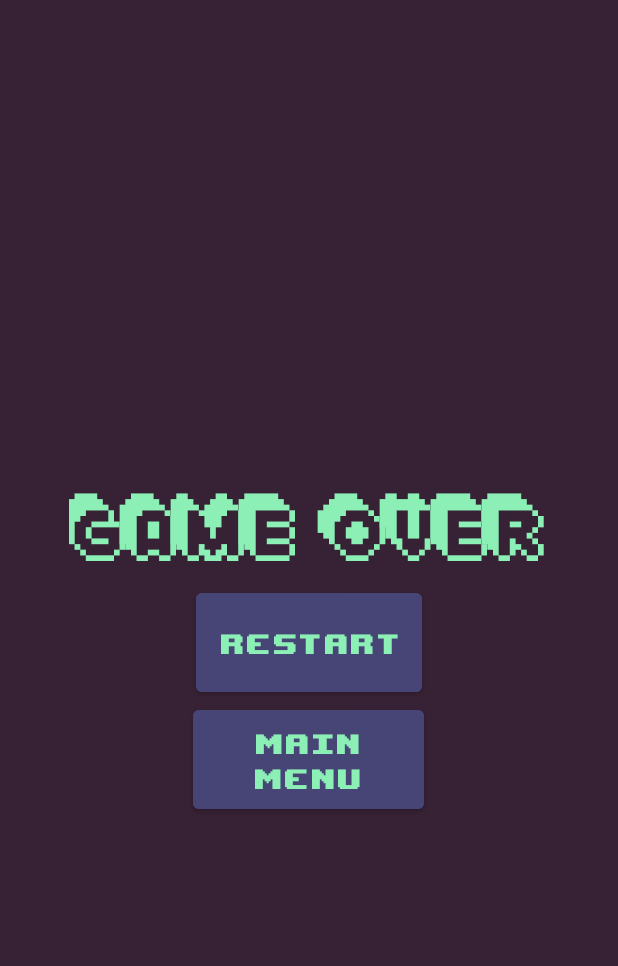
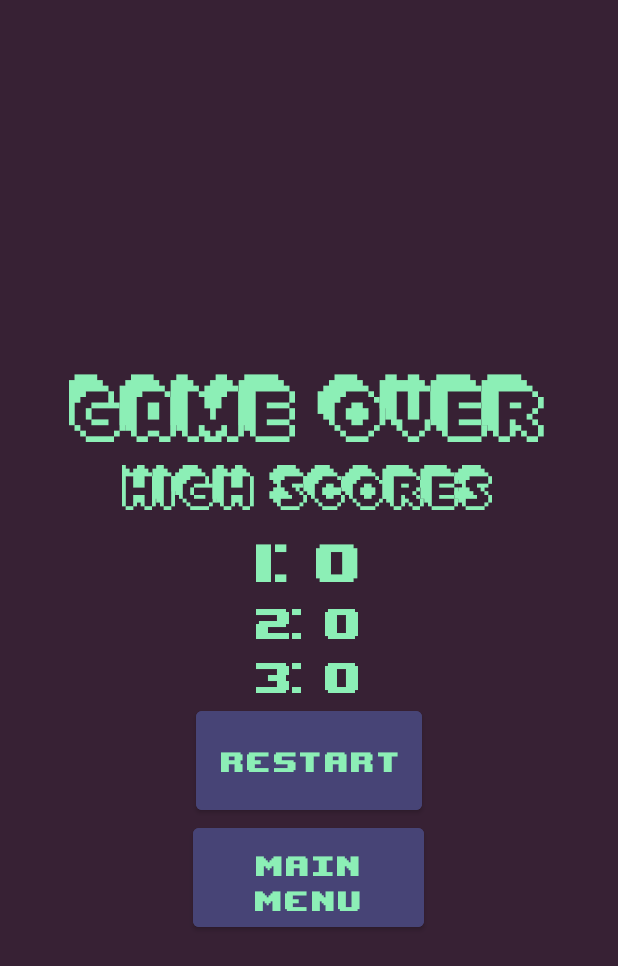
Before and after one commit to simasalaune/BeyondTheGalacticSafari, an Android app: the GameOVer screen opened directly, with no data from a screen before it, on a phone screen of 412 x 824 dp. Shown: the top 966 px of the screen. Run offline under Robolectric (Android 15) with nearby library versions, the phone set to English and light mode, and no system bars.

Commit message:
Test pick-up, High score system
added a test pick up for score testing, added a score counter and a high score system.

```diff
--- a/app/src/main/java/com/example/beyondthegalacticsafari/GameOVer.java
+++ b/app/src/main/java/com/example/beyondthegalacticsafari/GameOVer.java
@@ -3,17 +3,21 @@ package com.example.beyondthegalacticsafari;
 import androidx.appcompat.app.AppCompatActivity;
 
 import android.content.Intent;
+import android.content.SharedPreferences;
 import android.os.Bundle;
 import android.view.View;
 import android.view.Window;
 import android.view.WindowManager;
 import android.widget.Button;
+import android.widget.TextView;
 
 
 public class GameOVer extends AppCompatActivity {
 
     Button optionsButton;
     Button resumeButton;
+    SharedPreferences prefs;
+    TextView textView1, textView2,  textView3;
 
     @Override
     protected void onCreate(Bundle savedInstanceState) {
@@ -25,7 +29,44 @@ public class GameOVer extends AppCompatActivity {
                 WindowManager.LayoutParams.FLAG_FULLSCREEN);
         setContentView(R.layout.activity_game_over);
 
+        prefs = getSharedPreferences("game", MODE_PRIVATE);
+        SharedPreferences.Editor editor = prefs.edit();
+
         resumeButton = (Button) findViewById(R.id.button2);
+        textView1 = (TextView) findViewById(R.id.TextView1);
+        textView2 = (TextView) findViewById(R.id.TextView2);
+        textView3 = (TextView) findViewById(R.id.TextView3);
+
+       setScore:
+       if (prefs.getInt("highscore", 0) < prefs.getInt("Score", 0))
+        {
+            editor.putInt("Score2", prefs.getInt("Score1", 0));
+            editor.putInt("Score1", prefs.getInt("highscore", 0));
+            editor.putInt("highscore", prefs.getInt("Score", 0));
+            editor.apply();
+            break setScore;
+        } else if (prefs.getInt("highscore", 0) == prefs.getInt("Score", 0)) {
+           break setScore;
+       }  else if  (prefs.getInt("Score1", 0) < prefs.getInt("Score", 0))
+       {
+           editor.putInt("Score2", prefs.getInt("Score1", 0));
+           editor.putInt("Score1", prefs.getInt("Score", 0));
+           editor.apply();
+           break setScore;
+       } else if  (prefs.getInt("Score1", 0) == prefs.getInt("Score", 0))
+       {
+           break setScore;
+       }
+       else if (prefs.getInt("Score2", 0) < prefs.getInt("Score", 0))
+       {
+           editor.putInt("Score2", prefs.getInt("Score", 0));
+           editor.apply();
+       }
+
+        textView1.setText(1 + ":" + " " + prefs.getInt("highscore", 0));
+            textView2.setText(2 + ":" + " " + prefs.getInt("Score1", 0));
+            textView3.setText(3 + ":" + " " + prefs.getInt("Score2", 0));
+
         resumeButton.setOnClickListener(new View.OnClickListener() {
             @Override
             public void onClick(View view) {
@@ -34,6 +75,7 @@ public class GameOVer extends AppCompatActivity {
             }
         });
         optionsButton = (Button) findViewById(R.id.button3);
+
         optionsButton.setOnClickListener(new View.OnClickListener() {
             @Override
             public void onClick(View view) {
--- a/app/src/main/res/layout/activity_game_over.xml
+++ b/app/src/main/res/layout/activity_game_over.xml
@@ -19,6 +19,39 @@
         android:textColor="#8cefb6"
         android:textSize="60sp" />
 
+    <TextView
+        android:layout_width="wrap_content"
+        android:layout_height="wrap_content"
+        android:fontFamily="@font/extrude"
+        android:text="High Scores"
+        android:textAlignment="center"
+        android:textColor="#8cefb6"
+        android:textSize="40sp" />
+    <TextView
+        android:id="@+id/TextView1"
+        android:layout_width="wrap_content"
+        android:layout_height="wrap_content"
+        android:fontFamily="@font/upheavtt"
+        android:textAlignment="center"
+        android:textColor="#8cefb6"
+        android:textSize="50sp" />
+    <TextView
+        android:id="@+id/TextView2"
+        android:layout_width="wrap_content"
+        android:layout_height="wrap_content"
+        android:fontFamily="@font/upheavtt"
+        android:textAlignment="center"
+        android:textColor="#8cefb6"
+        android:textSize="40sp" />
+    <TextView
+        android:id="@+id/TextView3"
+        android:layout_width="wrap_content"
+        android:layout_height="wrap_content"
+        android:fontFamily="@font/upheavtt"
+        android:textAlignment="center"
+        android:textColor="#8cefb6"
+        android:textSize="40sp" />
+
     <Button
         android:id="@+id/button2"
         android:layout_width="wrap_content"
@@ -33,6 +66,7 @@
         android:id="@+id/button3"
         android:layout_width="154dp"
         android:layout_height="78dp"
+        android:paddingTop="10dp"
         android:backgroundTint="#474476"
         android:fontFamily="@font/upheavtt"
         android:text="Main menu"
--- a/app/src/main/res/values/colors.xml
+++ b/app/src/main/res/values/colors.xml
@@ -1,5 +1,7 @@
 <?xml version="1.0" encoding="utf-8"?>
 <resources>
+    <color name="text">#8ff8e2</color>
+    <color name="backGround">#474476</color>
     <color name="purple_200">#FFBB86FC</color>
     <color name="purple_500">#FF6200EE</color>
     <color name="purple_700">#FF3700B3</color>
```
Also changed, not shown: app/src/main/java/com/example/beyondthegalacticsafari/Animal.java (added, +60 -0 lines), app/src/main/java/com/example/beyondthegalacticsafari/GameActivity.java (+12 -5 lines), app/src/main/java/com/example/beyondthegalacticsafari/GameView.java (+162 -70 lines), app/src/main/java/com/example/beyondthegalacticsafari/Obstacle.java (+6 -3 lines), app/src/main/res/drawable/test1.png (renamed from app/src/main/res/drawable/rock1.png), app/src/main/res/drawable/test2.png (added), app/src/main/res/drawable/test3.png (added).
